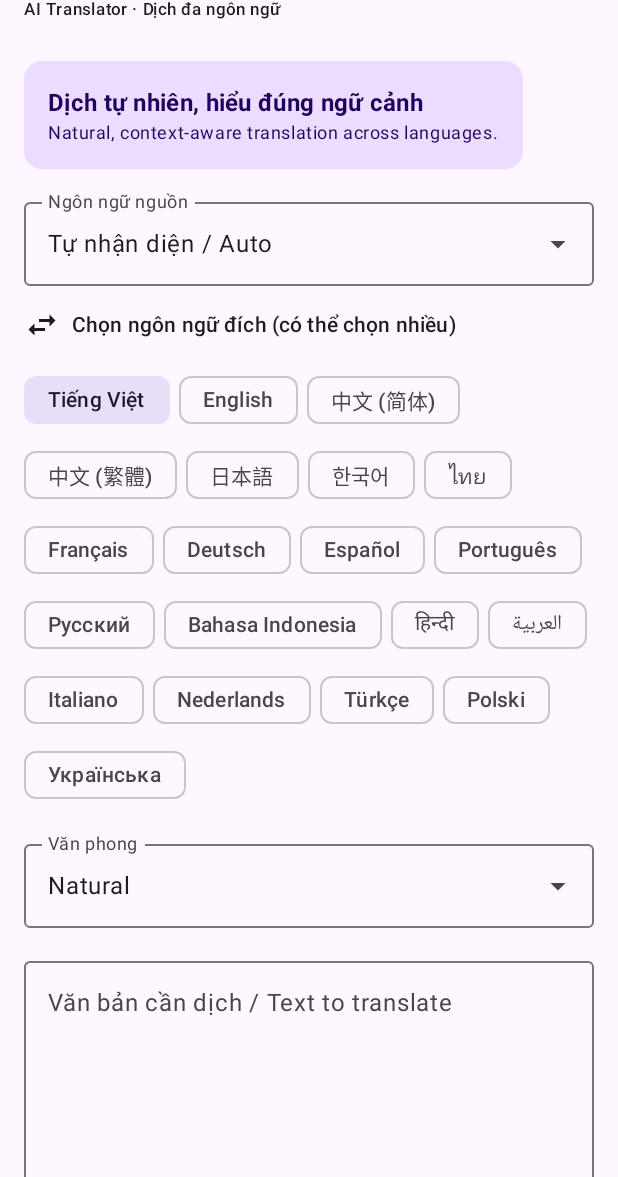
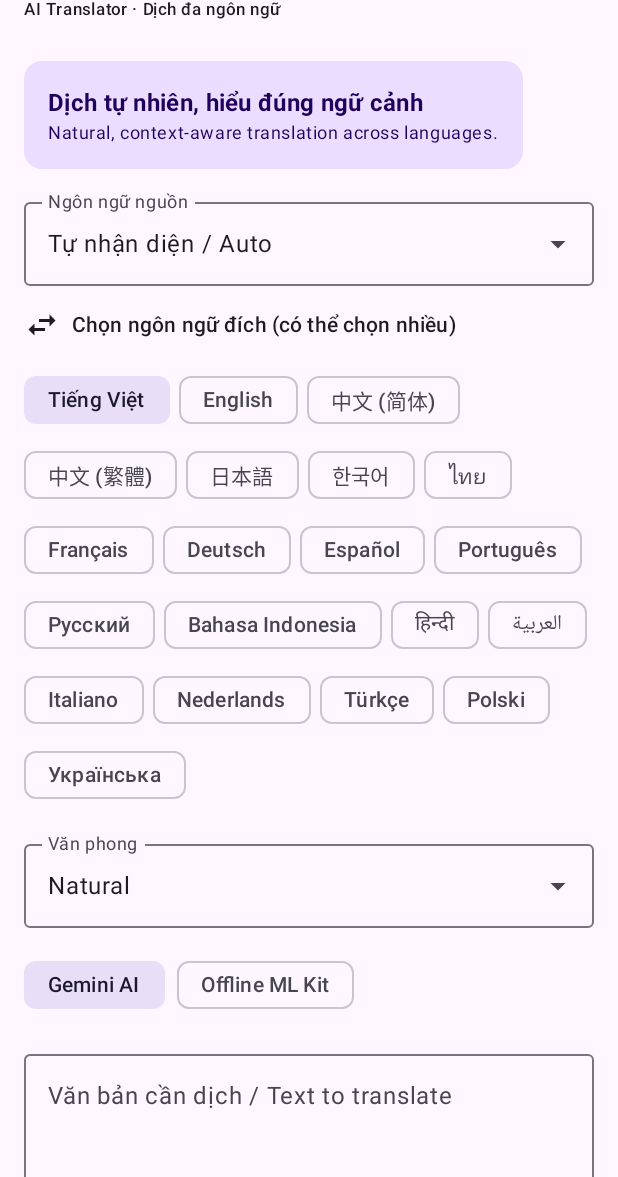
Before and after one commit to khahdihdz/translatex, an Android app built with Jetpack Compose: the screen it shows after launch (MainActivity), on a phone screen of 412 x 824 dp, the part 59-1236 px from its top. Run offline under Robolectric (Android 15) with nearby library versions, the phone set to English and light mode, and no system bars; libraries missing offline, so code that uses them is left out: com.google.mlkit.nl, com.google.mlkit.vision, kotlinx.coroutines.tasks.

Commit message:
Add offline ML Kit translation mode

```diff
--- a/app/src/main/java/com/khahdihdz/translatex/MainActivity.kt
+++ b/app/src/main/java/com/khahdihdz/translatex/MainActivity.kt
@@ -56,6 +56,7 @@ private fun TranslateXApp() {
     var sourceTag by remember { mutableStateOf("auto") }
     var targets by remember { mutableStateOf(setOf("vi")) }
     var style by remember { mutableStateOf("Natural") }
+    var mode by remember { mutableStateOf("AI") }
     var apiKey by remember { mutableStateOf(SecureKeyStore.read(context)) }
     var showSettings by remember { mutableStateOf(false) }
     var loading by remember { mutableStateOf(false) }
@@ -113,6 +114,10 @@ private fun TranslateXApp() {
                         styles.forEach { option -> DropdownMenuItem(text = { Text(option) }, onClick = { style = option; styleExpanded = false }) }
                     }
                 }
+                Row(horizontalArrangement = Arrangement.spacedBy(8.dp)) {
+                    FilterChip(selected = mode == "AI", onClick = { mode = "AI" }, label = { Text("Gemini AI") })
+                    FilterChip(selected = mode == "Offline", onClick = { mode = "Offline" }, label = { Text("Offline ML Kit") })
+                }
                 OutlinedTextField(value = source, onValueChange = { source = it }, modifier = Modifier.fillMaxWidth().heightIn(min = 150.dp),
                     label = { Text("Văn bản cần dịch / Text to translate") }, placeholder = { Text("Nhập hoặc dán nội dung tại đây…") }, minLines = 5)
                 Row(horizontalArrangement = Arrangement.spacedBy(8.dp), modifier = Modifier.fillMaxWidth()) {
@@ -121,7 +126,7 @@ private fun TranslateXApp() {
                     }
                     Button(onClick = {
                         if (source.isBlank() || targets.isEmpty()) status = "Nhập nội dung và chọn ít nhất một ngôn ngữ đích."
-                        else if (apiKey.isBlank()) { showSettings = true; status = "Thêm Gemini API Key để sử dụng AI." }
+                        else if (mode == "AI" && apiKey.isBlank()) { showSettings = true; status = "Thêm Gemini API Key để sử dụng AI." }
                         else scope.launch {
                             loading = true; result = ""; status = "Đang dịch…"
                             try {
@@ -130,7 +135,7 @@ private fun TranslateXApp() {
                                 val output = mutableListOf<String>()
                                 targets.forEach { target ->
                                     val targetName = languages.firstOrNull { it.tag == target }?.label ?: target
-                                    val translated = GeminiTranslator.translate(apiKey, source, sourceName, targetName, style)
+                                    val translated = if (mode == "Offline") OfflineTranslator.translate(source, detected, target) else GeminiTranslator.translate(apiKey, source, sourceName, targetName, style)
                                     output += "【$targetName】\n$translated"
                                 }
                                 result = output.joinToString("\n\n")
@@ -160,7 +165,7 @@ private fun TranslateXApp() {
                     Text("Gần đây", style = MaterialTheme.typography.titleSmall)
                     history.forEach { item -> TextButton(onClick = { source = item }) { Text(item, maxLines = 1) } }
                 }
-                Text("Gemini AI cần API Key cá nhân và Internet. OCR xử lý trên thiết bị. Dịch offline ML Kit sẽ được bổ sung ở bản tiếp theo.", style = MaterialTheme.typography.labelSmall, color = MaterialTheme.colorScheme.onSurfaceVariant)
+                Text("Gemini AI cần API Key cá nhân và Internet. Offline dùng mô hình ML Kit tải về theo từng cặp ngôn ngữ; danh sách hỗ trợ có thể khác AI online. OCR xử lý trên thiết bị.", style = MaterialTheme.typography.labelSmall, color = MaterialTheme.colorScheme.onSurfaceVariant)
             }
         }
         if (showSettings) AlertDialog(onDismissRequest = { showSettings = false }, title = { Text("Cài đặt AI") }, text = {
```
